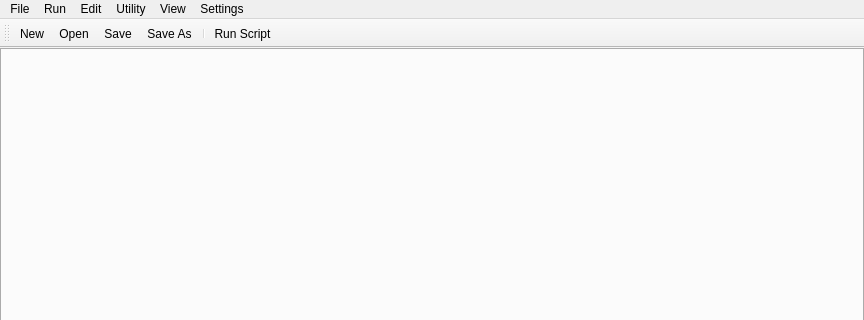
First picture: the form in Plugins/GUI/x4c_gui_layout.ui, repository bvbohnen/X4_Customizer, before the edit; both pictures show x 0 to 864 and y 0 to 320 of the 864 by 690 pixel window.
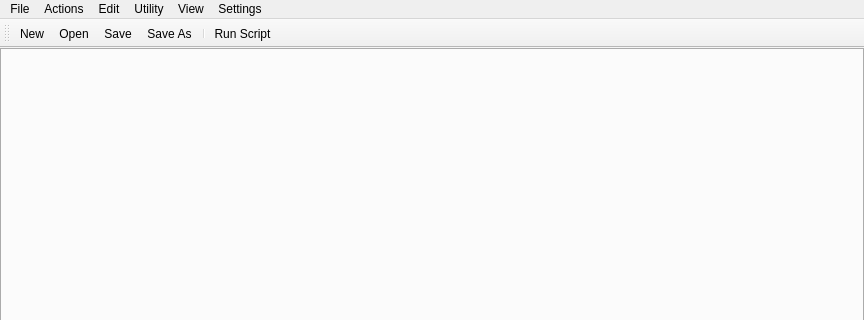
Second picture: the form after the edit.

```diff
--- a/Plugins/GUI/x4c_gui_layout.ui
+++ b/Plugins/GUI/x4c_gui_layout.ui
@@ -72,9 +72,9 @@
     <addaction name="separator"/>
     <addaction name="action_Quit"/>
    </widget>
-   <widget class="QMenu" name="menuRun">
+   <widget class="QMenu" name="menuActions">
     <property name="title">
-     <string>Run</string>
+     <string>Actions</string>
     </property>
     <addaction name="action_Run_Script"/>
    </widget>
@@ -111,7 +111,7 @@
     <addaction name="action_VFS"/>
    </widget>
    <addaction name="menuFile"/>
-   <addaction name="menuRun"/>
+   <addaction name="menuActions"/>
    <addaction name="menuEdit"/>
    <addaction name="menuUtilities"/>
    <addaction name="menuView"/>
```
Left out of the diff: 19 changed lines with no effect on the pictures.
